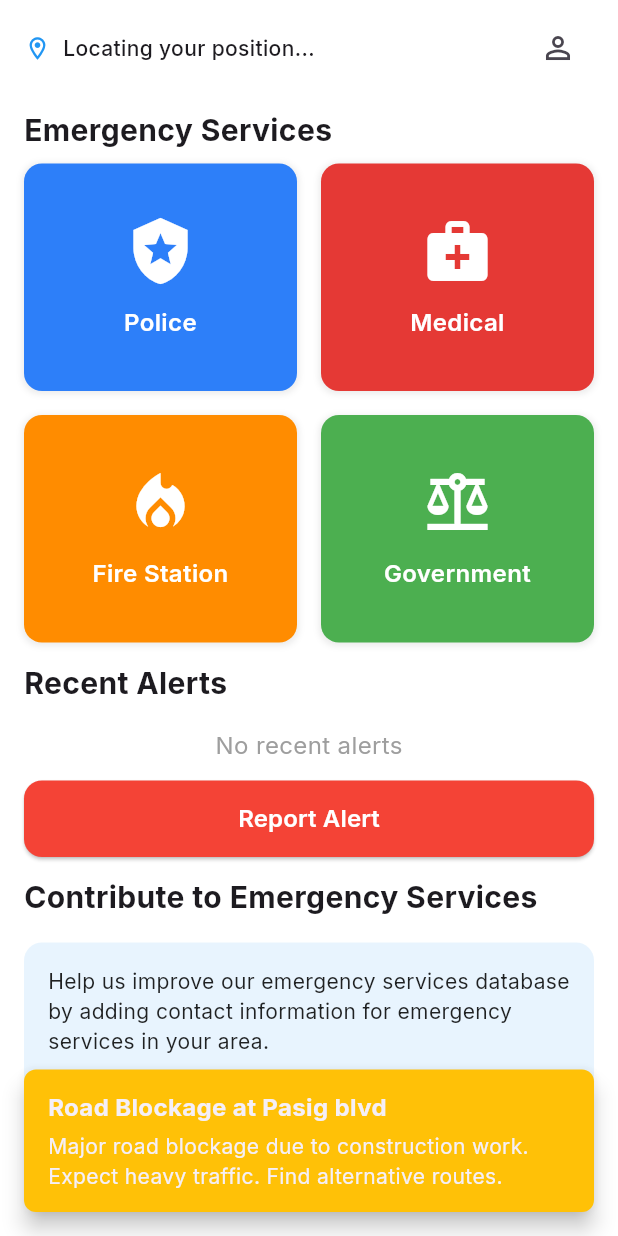
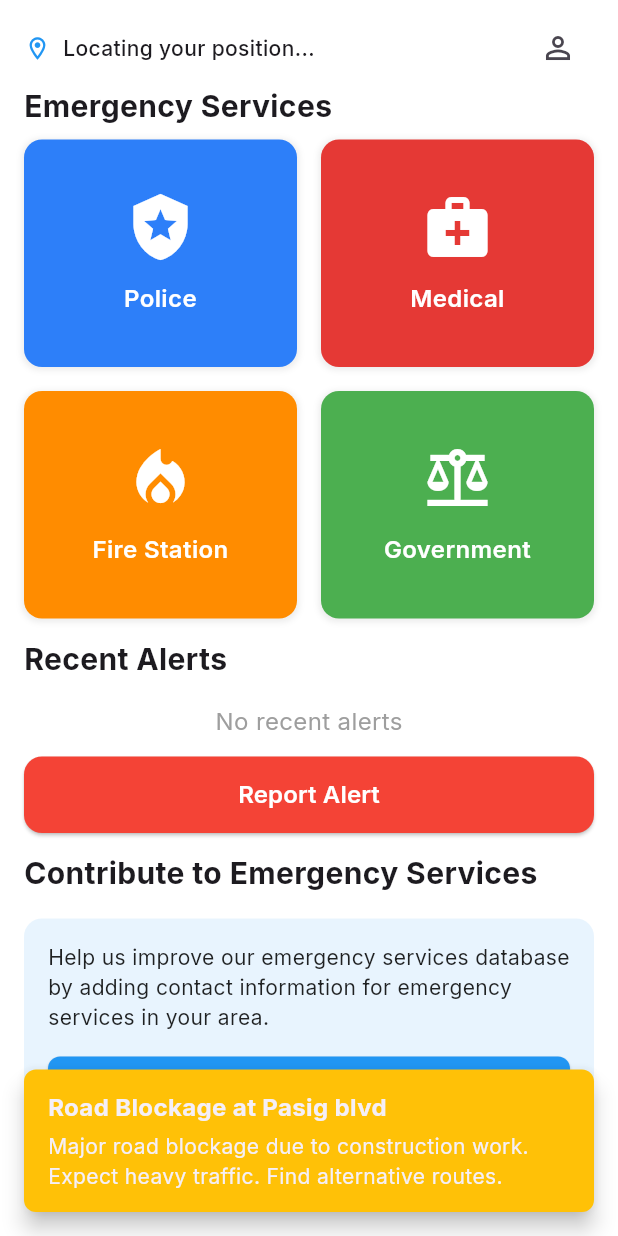
Before and after one commit to Hiro04526/Emergency, a Flutter app: the screen it shows after launch, on a phone screen of 412 x 824 dp. Run offline on Flutter 3.47's test engine with Material 3 defaults, Android fonts, the phone set to English and light mode, and no system bars; our stand-ins replace geocoding, geolocator, google_fonts, google_maps_flutter, image_picker, shared_preferences; missing offline and left inert: flutter_polyline_points.

Commit message:
fix: reduce gap between location app bar and emergency services in home screen

```diff
--- a/lib/screens/home_screen.dart
+++ b/lib/screens/home_screen.dart
@@ -47,7 +47,7 @@ class _HomeScreenState extends State<HomeScreen> {
                 // Navbar with location and profile
                 _buildNavbar(),
 
-                const SizedBox(height: 8),
+                // const SizedBox(height: 8),
 
                 // Emergency Services Section
                 const Text(
@@ -97,7 +97,7 @@ class _HomeScreenState extends State<HomeScreen> {
 
   Widget _buildNavbar() {
     return Container(
-      padding: const EdgeInsets.symmetric(vertical: 8),
+      padding: const EdgeInsets.only(top: 8 ),
       child: Row(
         children: [
           Expanded(
```
Also changed, not shown: 9 other files.
